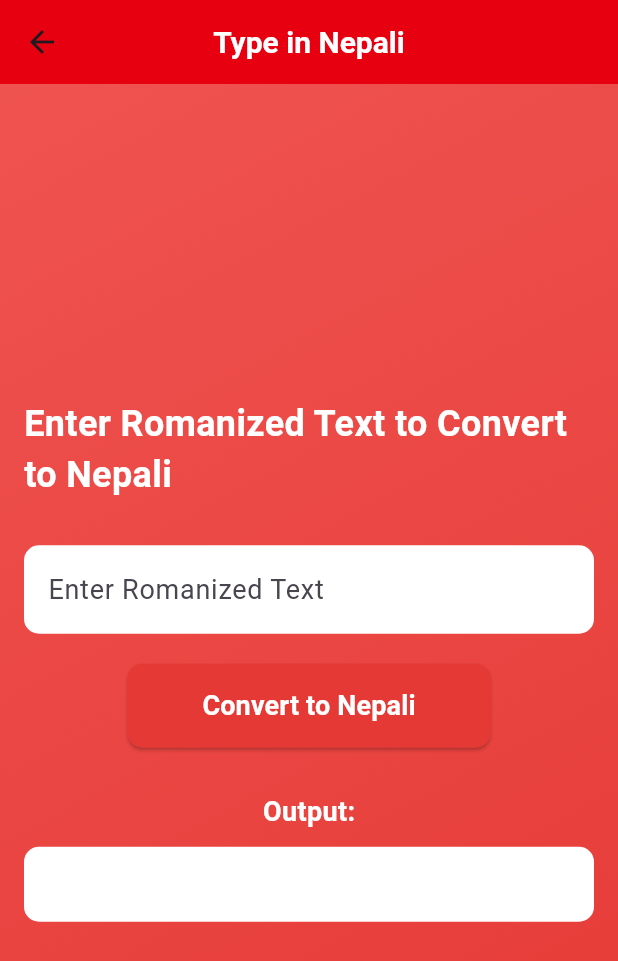
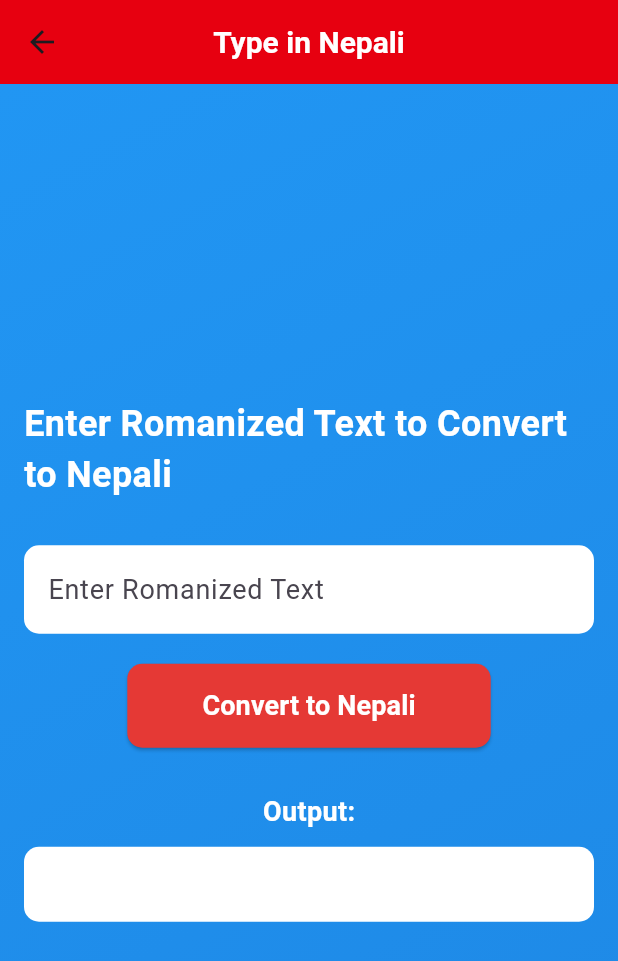
Before and after one commit to ekrajghimire/Preeti-Unicode-Converter, a Flutter app: the screen it shows after launch, after a tap on "Type in Nepali", on a phone screen of 412 x 824 dp. Shown: the top 961 px of the screen. Run offline on Flutter 3.47's test engine with Material 3 defaults, Android fonts, the phone set to English and light mode, and no system bars.

Commit message:
optimization and minor error fixed

```diff
--- a/lib/screen/home_screen.dart
+++ b/lib/screen/home_screen.dart
@@ -12,9 +12,7 @@ class HomeScreen extends StatelessWidget {
         title: const Text(
           'Preeti-Unicode Converter',
           style: TextStyle(
-              fontWeight: FontWeight.bold, // Bold title for emphasis
-              fontSize: 20,
-              color: Colors.white),
+              fontWeight: FontWeight.bold, fontSize: 20, color: Colors.white),
         ),
         centerTitle: true,
       ),
@@ -24,7 +22,7 @@ class HomeScreen extends StatelessWidget {
             colors: [
               Colors.blue.shade300,
               Colors.red.shade300
-            ], // Nepalese theme red gradient
+            ], // Nepalese theme red and blue gradient
             begin: Alignment.topLeft,
             end: Alignment.bottomRight,
           ),
@@ -34,7 +32,6 @@ class HomeScreen extends StatelessWidget {
           child: Column(
             mainAxisAlignment: MainAxisAlignment.center,
             children: [
-              // Title text with Nepalese style
               const Text(
                 "Select an Option",
                 style: TextStyle(
@@ -43,7 +40,7 @@ class HomeScreen extends StatelessWidget {
                   color: Colors.white,
                 ),
               ),
-              SizedBox(height: 30),
+              const SizedBox(height: 30),
               // Preeti to Unicode Button
               Card(
                 elevation: 5,
@@ -59,7 +56,7 @@ class HomeScreen extends StatelessWidget {
                     );
                   },
                   child: Container(
-                    padding: EdgeInsets.all(20),
+                    padding: const EdgeInsets.all(20),
                     width: double.infinity,
                     decoration: BoxDecoration(
                       color: Colors.blue, // Blue background for buttons
@@ -83,7 +80,7 @@ class HomeScreen extends StatelessWidget {
                   ),
                 ),
               ),
-              SizedBox(height: 20),
+              const SizedBox(height: 20),
               // Unicode to Preeti Button
               Card(
                 elevation: 5,
@@ -142,7 +139,7 @@ class HomeScreen extends StatelessWidget {
                     padding: EdgeInsets.all(20),
                     width: double.infinity,
                     decoration: BoxDecoration(
-                      color: Colors.blue, // Light red background for buttons
+                      color: Colors.blue, // Blue background for buttons
                       borderRadius: BorderRadius.circular(10),
                     ),
                     child: const Row(
--- a/lib/screen/type_in_nepali_screen.dart
+++ b/lib/screen/type_in_nepali_screen.dart
@@ -37,8 +37,8 @@ class _TypeInNepaliScreenState extends State<TypeInNepaliScreen> {
         decoration: BoxDecoration(
           gradient: LinearGradient(
             colors: [
-              Colors.red.shade400,
-              Colors.red.shade600
+              Colors.blue.shade500,
+              Colors.blue.shade600
             ], // Gradient for Nepalese theme
             begin: Alignment.topLeft,
             end: Alignment.bottomRight,
```
Also changed, not shown: lib/screen/preeti_to_unicode_screen.dart (+16 -18 lines).
